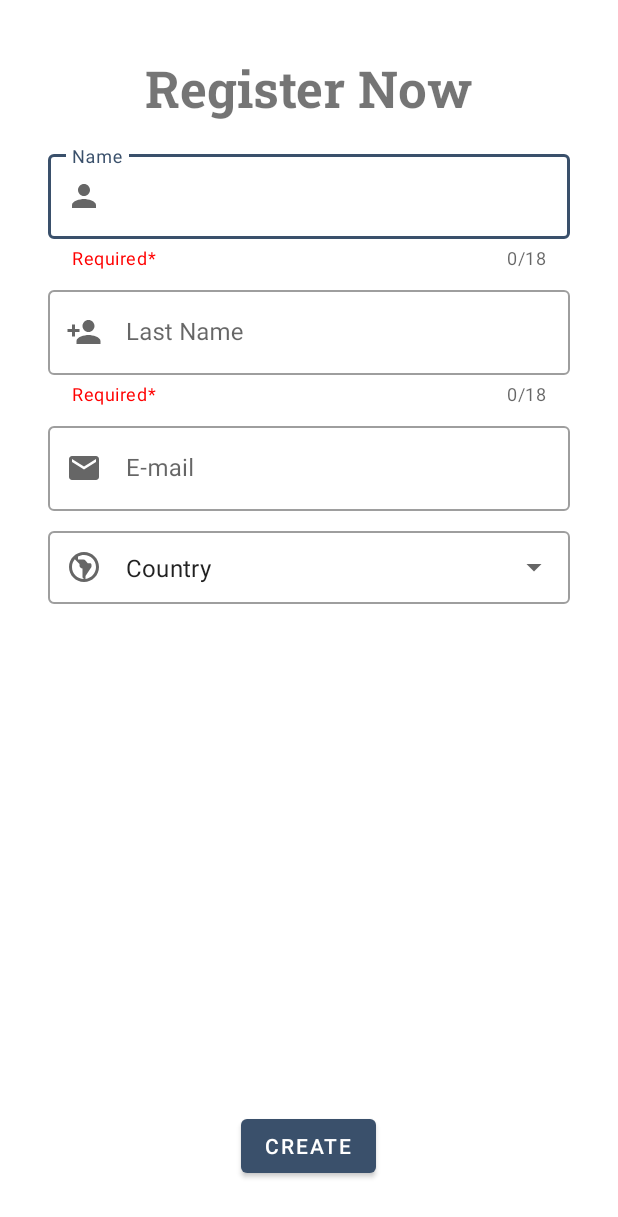
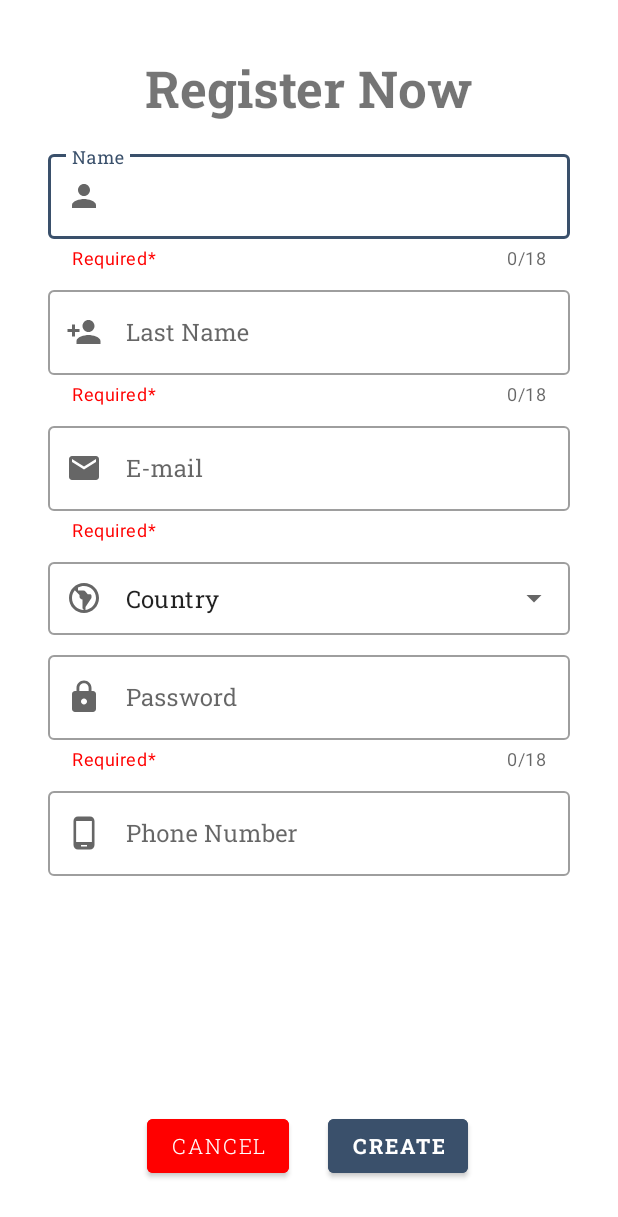
Before and after one commit to Sohail1011/Admin-Android, an Android app: the RegisterActivity screen opened directly, with no data from a screen before it, on a phone screen of 412 x 824 dp. Shown: the top 1217 px of the screen. Run offline under Robolectric (Android 15) with nearby library versions, the phone set to English and light mode, and no system bars.

Commit message:
thrid change

```diff
--- /dev/null
+++ b/app/src/main/res/drawable/ic_phone.xml
@@ -0,0 +1,5 @@
+<vector android:height="24dp" android:tint="#000000"
+    android:viewportHeight="24" android:viewportWidth="24"
+    android:width="24dp" xmlns:android="http://schemas.android.com/apk/res/android">
+    <path android:fillColor="@android:color/white" android:pathData="M16,1L8,1C6.34,1 5,2.34 5,4v16c0,1.66 1.34,3 3,3h8c1.66,0 3,-1.34 3,-3L19,4c0,-1.66 -1.34,-3 -3,-3zM14,21h-4v-1h4v1zM17.25,18L6.75,18L6.75,4h10.5v14z"/>
+</vector>
--- /dev/null
+++ b/app/src/main/res/font/roboto_slab.xml
@@ -0,0 +1,7 @@
+<?xml version="1.0" encoding="utf-8"?>
+<font-family xmlns:app="http://schemas.android.com/apk/res-auto"
+        app:fontProviderAuthority="com.google.android.gms.fonts"
+        app:fontProviderPackage="com.google.android.gms"
+        app:fontProviderQuery="Roboto Slab"
+        app:fontProviderCerts="@array/com_google_android_gms_fonts_certs">
+</font-family>
--- /dev/null
+++ b/app/src/main/res/font/roboto_slab_thin.xml
@@ -0,0 +1,7 @@
+<?xml version="1.0" encoding="utf-8"?>
+<font-family xmlns:app="http://schemas.android.com/apk/res-auto"
+        app:fontProviderAuthority="com.google.android.gms.fonts"
+        app:fontProviderPackage="com.google.android.gms"
+        app:fontProviderQuery="name=Roboto Slab&amp;weight=100"
+        app:fontProviderCerts="@array/com_google_android_gms_fonts_certs">
+</font-family>
--- a/app/src/main/res/layout/activity_register.xml
+++ b/app/src/main/res/layout/activity_register.xml
@@ -42,6 +42,7 @@
             android:id="@+id/textInputName"
             android:layout_width="match_parent"
             android:layout_height="wrap_content"
+            android:fontFamily="@font/roboto_slab"
             android:maxLength="18"
             android:textColorHint="#757575" />
     </com.google.android.material.textfield.TextInputLayout>
@@ -68,8 +69,9 @@
             android:id="@+id/textInputLastName"
             android:layout_width="match_parent"
             android:layout_height="wrap_content"
+            android:fontFamily="@font/roboto_slab"
             android:maxLength="18"
-            android:textColorHint="#616161" />
+            android:textColorHint="#757575" />
 
     </com.google.android.material.textfield.TextInputLayout>
 
@@ -82,18 +84,25 @@
         android:layout_marginTop="8dp"
         android:layout_marginEnd="32dp"
         android:hint="@string/e_mail"
+        app:counterEnabled="false"
+        app:helperText="@string/required"
+        app:helperTextTextColor="@color/red"
         app:layout_constraintEnd_toEndOf="parent"
         app:layout_constraintStart_toStartOf="parent"
         app:layout_constraintTop_toBottomOf="@+id/inpLastName"
         app:startIconDrawable="@drawable/ic_email">
 
         <com.google.android.material.textfield.TextInputEditText
+            android:id="@+id/textInputEmail"
             android:layout_width="match_parent"
-            android:layout_height="wrap_content" />
+            android:layout_height="wrap_content"
+            android:fontFamily="@font/roboto_slab"
+            android:inputType="textEmailAddress"
+            android:textColorHint="#757575" />
     </com.google.android.material.textfield.TextInputLayout>
 
     <com.google.android.material.textfield.TextInputLayout
-        android:id="@+id/textInputLayout3"
+        android:id="@+id/inpCountry"
         style="@style/Widget.MaterialComponents.TextInputLayout.OutlinedBox.Dense.ExposedDropdownMenu"
         android:layout_width="match_parent"
         android:layout_height="wrap_content"
@@ -110,8 +119,59 @@
             android:layout_width="match_parent"
             android:layout_height="match_parent"
             android:layout_weight="1"
+            android:fontFamily="@font/roboto_slab"
             android:text="@string/country" />
 
+    </com.google.android.material.textfield.TextInputLayout>
+
+    <com.google.android.material.textfield.TextInputLayout
+        android:id="@+id/inpPassword"
+        style="@style/Widget.MaterialComponents.TextInputLayout.OutlinedBox"
+        android:layout_width="match_parent"
+        android:layout_height="wrap_content"
+        android:layout_marginStart="32dp"
+        android:layout_marginTop="8dp"
+        android:layout_marginEnd="32dp"
+        android:hint="@string/password"
+        app:counterEnabled="true"
+        app:counterMaxLength="18"
+        app:helperText="@string/required"
+        app:helperTextTextColor="@color/red"
+        app:layout_constraintEnd_toEndOf="parent"
+        app:layout_constraintStart_toStartOf="parent"
+        app:layout_constraintTop_toBottomOf="@+id/inpCountry"
+        app:startIconDrawable="@drawable/ic_password">
+
+        <com.google.android.material.textfield.TextInputEditText
+            android:id="@+id/textInputPassword"
+            android:layout_width="match_parent"
+            android:layout_height="wrap_content"
+            android:fontFamily="@font/roboto_slab"
+            android:inputType="textPassword"
+            android:maxLength="18" />
+    </com.google.android.material.textfield.TextInputLayout>
+
+    <com.google.android.material.textfield.TextInputLayout
+        android:id="@+id/inpPhone"
+        style="@style/Widget.MaterialComponents.TextInputLayout.OutlinedBox"
+        android:layout_width="match_parent"
+        android:layout_height="wrap_content"
+        android:layout_marginStart="32dp"
+        android:layout_marginTop="8dp"
+        android:layout_marginEnd="32dp"
+        android:hint="@string/phone_number"
+        app:layout_constraintEnd_toEndOf="parent"
+        app:layout_constraintStart_toStartOf="parent"
+        app:layout_constraintTop_toBottomOf="@+id/inpPassword"
+        app:startIconDrawable="@drawable/ic_phone">
+
+        <com.google.android.material.textfield.TextInputEditText
+            android:id="@+id/textInputPhoneNumber"
+            android:layout_width="match_parent"
+            android:layout_height="wrap_content"
+            android:fontFamily="@font/roboto_slab"
+            android:inputType="phone"
+            android:textColorHint="#757575" />
     </com.google.android.material.textfield.TextInputLayout>
 
     <Button
@@ -119,11 +179,30 @@
         android:layout_width="wrap_content"
         android:layout_height="wrap_content"
         android:layout_marginBottom="36dp"
-        android:text="Create"
+        android:backgroundTint="@color/third"
+        android:fontFamily="@font/roboto_slab_bold"
+        android:text="@string/create"
         app:layout_constraintBottom_toBottomOf="parent"
         app:layout_constraintEnd_toEndOf="parent"
-        app:layout_constraintHorizontal_bias="0.498"
-        app:layout_constraintStart_toStartOf="parent" />
+        app:layout_constraintHorizontal_bias="0.687"
+        app:layout_constraintStart_toStartOf="parent"
+        app:layout_constraintTop_toBottomOf="@+id/inpPhone"
+        app:layout_constraintVertical_bias="1.0" />
+
+    <Button
+        android:id="@+id/btnCancel"
+        android:layout_width="wrap_content"
+        android:layout_height="wrap_content"
+        android:layout_marginBottom="36dp"
+        android:backgroundTint="@color/red"
+        android:fontFamily="@font/roboto_slab_light"
+        android:text="@string/cancel"
+        app:layout_constraintBottom_toBottomOf="parent"
+        app:layout_constraintEnd_toStartOf="@+id/btnRegister"
+        app:layout_constraintHorizontal_bias="0.79"
+        app:layout_constraintStart_toStartOf="parent"
+        app:layout_constraintTop_toBottomOf="@+id/inpPhone"
+        app:layout_constraintVertical_bias="1.0" />
 
 
 </androidx.constraintlayout.widget.ConstraintLayout>
--- a/app/src/main/res/values/preloaded_fonts.xml
+++ b/app/src/main/res/values/preloaded_fonts.xml
@@ -1,7 +1,9 @@
 <?xml version="1.0" encoding="utf-8"?>
 <resources>
     <array name="preloaded_fonts" translatable="false">
+        <item>@font/roboto_slab</item>
         <item>@font/roboto_slab_bold</item>
         <item>@font/roboto_slab_light</item>
+        <item>@font/roboto_slab_thin</item>
     </array>
 </resources>
--- a/app/src/main/res/values/strings.xml
+++ b/app/src/main/res/values/strings.xml
@@ -11,4 +11,7 @@
     <string name="last_name">Last Name</string>
     <string name="country">Country</string>
     <string name="required">Required*</string>
+    <string name="create">Create</string>
+    <string name="phone_number">Phone Number</string>
+    <string name="cancel">Cancel</string>
 </resources>
```
Also changed, not shown: 1 other file.
